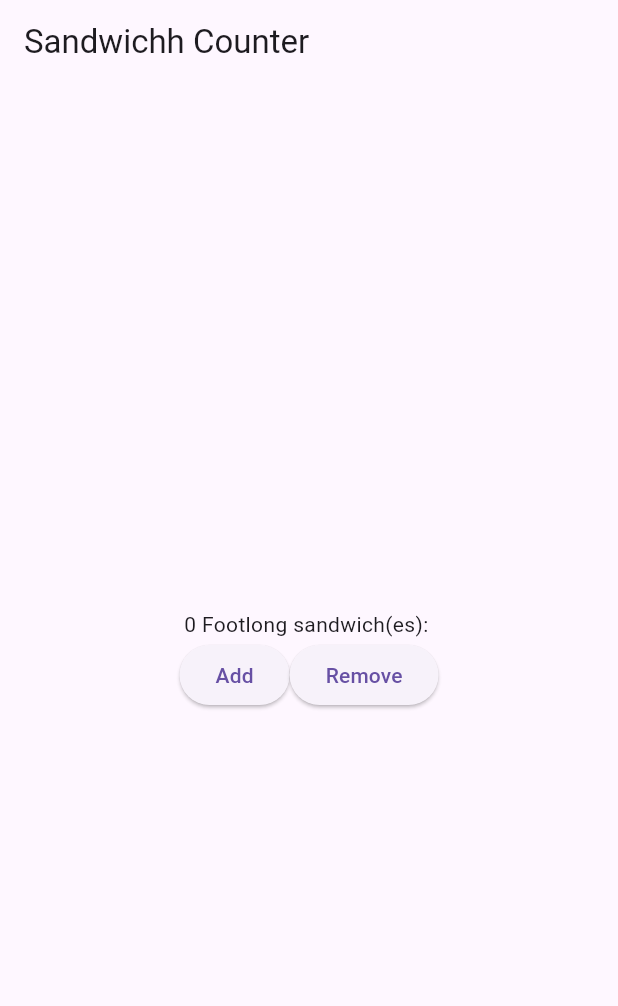
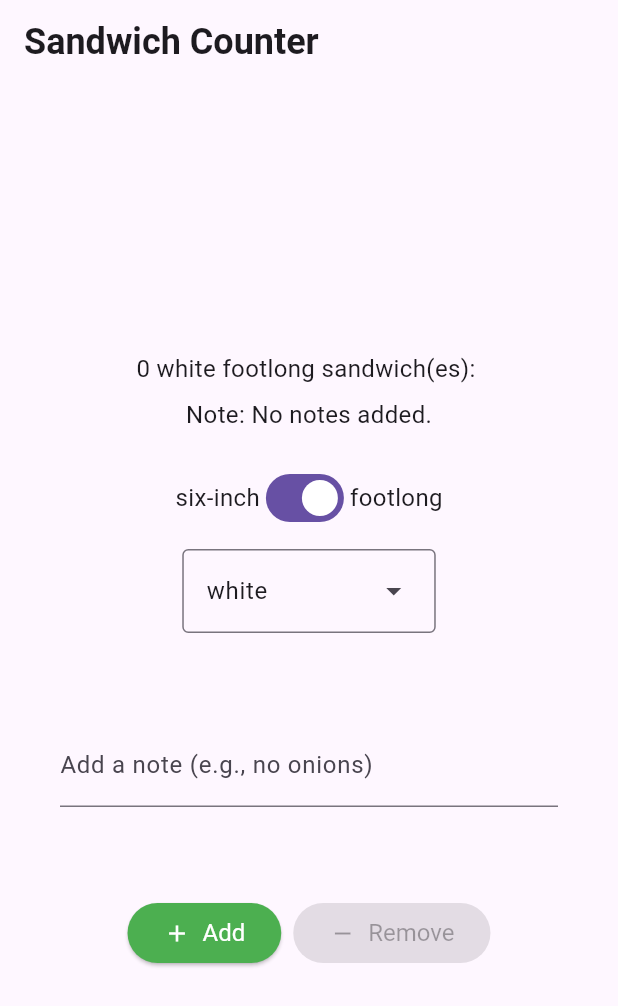
Before and after one commit to rzxv/sandwich_shop, a Flutter app: the screen it shows after launch, on a phone screen of 412 x 824 dp. Shown: the top 1006 px of the screen. Run offline on Flutter 3.47's test engine with Material 3 defaults, Android fonts, the phone set to English and light mode, and no system bars.

Commit message:
Updated main, added app styles file and restructered lib folder

```diff
--- a/lib/main.dart
+++ b/lib/main.dart
@@ -1,4 +1,7 @@
 import 'package:flutter/material.dart';
+import 'views/app_styles.dart';
+
+enum BreadType { white, wheat, wholemeal }
 
 void main() {
   runApp(const App());
@@ -29,38 +32,133 @@ class OrderScreen extends StatefulWidget {
 
 class _OrderScreenState extends State<OrderScreen> {
   int _quantity = 0;
+  final TextEditingController _notesController = TextEditingController();
+  bool _isFootlong = true;
+  BreadType _selectedBreadType = BreadType.white;
 
-  void _increaseQuantity() {
+  @override
+  void initState() {
+    super.initState();
+    _notesController.addListener(() {
+      setState(() {});
+    });
+  }
+
+  @override
+  void dispose() {
+    _notesController.dispose();
+    super.dispose();
+  }
+
+  VoidCallback? _getIncreaseCallback() {
     if (_quantity < widget.maxQuantity) {
-      setState(() => _quantity++);
+      return () {
+        setState(() => _quantity++);
+      };
+    }
+    return null;
+  }
+
+  VoidCallback? _getDecreaseCallback() {
+    if (_quantity > 0) {
+      return () {
+        setState(() => _quantity--);
+      };
+    }
+    return null;
+  }
+
+  void _onSandwichTypeChanged(bool value) {
+    setState(() => _isFootlong = value);
+  }
+
+  void _onBreadTypeSelected(BreadType? value) {
+    if (value != null) {
+      setState(() => _selectedBreadType = value);
     }
   }
 
-  void _decreaseQuantity() {
-    if (_quantity > 0) {
-      setState(() => _quantity--);
+  List<DropdownMenuEntry<BreadType>> _buildDropdownEntries() {
+    List<DropdownMenuEntry<BreadType>> entries = [];
+    for (BreadType bread in BreadType.values) {
+      DropdownMenuEntry<BreadType> newEntry = DropdownMenuEntry<BreadType>(
+        value: bread,
+        label: bread.name,
+      );
+      entries.add(newEntry);
     }
+    return entries;
   }
 
   @override
   Widget build(BuildContext context) {
+    String sandwichType = 'footlong';
+    if (!_isFootlong) {
+      sandwichType = 'six-inch';
+    }
+
+    String noteForDisplay;
+    if (_notesController.text.isEmpty) {
+      noteForDisplay = 'No notes added.';
+    } else {
+      noteForDisplay = _notesController.text;
+    }
+
     return Scaffold(
-      appBar: AppBar(title: const Text('Sandwichh Counter')),
+      appBar: AppBar(title: const Text('Sandwich Counter', style: heading1)),
       body: Center(
         child: Column(
           mainAxisAlignment: MainAxisAlignment.center,
           children: <Widget>[
-            OrderItemDisplay(_quantity, 'Footlong'),
+            OrderItemDisplay(
+              quantity: _quantity,
+              itemType: sandwichType,
+              breadType: _selectedBreadType,
+              orderNote: noteForDisplay,
+            ),
+            const SizedBox(height: 20),
             Row(
               mainAxisAlignment: MainAxisAlignment.center,
               children: [
-                ElevatedButton(
-                  onPressed: _increaseQuantity,
-                  child: const Text('Add'),
+                const Text('six-inch', style: normalText),
+                Switch(value: _isFootlong, onChanged: _onSandwichTypeChanged),
+                const Text('footlong', style: normalText),
+              ],
+            ),
+            const SizedBox(height: 10),
+            DropdownMenu<BreadType>(
+              textStyle: normalText,
+              initialSelection: _selectedBreadType,
+              onSelected: _onBreadTypeSelected,
+              dropdownMenuEntries: _buildDropdownEntries(),
+            ),
+            const SizedBox(height: 20),
+            Padding(
+              padding: const EdgeInsets.all(40.0),
+              child: TextField(
+                key: const Key('notes_textfield'),
+                controller: _notesController,
+                decoration: const InputDecoration(
+                  labelText: 'Add a note (e.g., no onions)',
                 ),
-                ElevatedButton(
-                  onPressed: _decreaseQuantity,
-                  child: const Text('Remove'),
+              ),
+            ),
+            const SizedBox(height: 20),
+            Row(
+              mainAxisAlignment: MainAxisAlignment.center,
+              children: [
+                StyledButton(
+                  onPressed: _getIncreaseCallback(),
+                  icon: Icons.add,
+                  label: 'Add',
+                  backgroundColor: Colors.green,
+                ),
+                const SizedBox(width: 8),
+                StyledButton(
+                  onPressed: _getDecreaseCallback(),
+                  icon: Icons.remove,
+                  label: 'Remove',
+                  backgroundColor: Colors.red,
                 ),
               ],
             ),
@@ -71,14 +169,61 @@ class _OrderScreenState extends State<OrderScreen> {
   }
 }
 
+class StyledButton extends StatelessWidget {
+  final VoidCallback? onPressed;
+  final IconData icon;
+  final String label;
+  final Color backgroundColor;
+
+  const StyledButton({
+    super.key,
+    required this.onPressed,
+    required this.icon,
+    required this.label,
+    required this.backgroundColor,
+  });
+
+  @override
+  Widget build(BuildContext context) {
+    ButtonStyle myButtonStyle = ElevatedButton.styleFrom(
+      backgroundColor: backgroundColor,
+      foregroundColor: Colors.white,
+      textStyle: normalText,
+    );
+
+    return ElevatedButton(
+      onPressed: onPressed,
+      style: myButtonStyle,
+      child: Row(children: [Icon(icon), const SizedBox(width: 8), Text(label)]),
+    );
+  }
+}
+
 class OrderItemDisplay extends StatelessWidget {
   final int quantity;
   final String itemType;
+  final BreadType breadType;
+  final String orderNote;
 
-  const OrderItemDisplay(this.quantity, this.itemType, {super.key});
+  const OrderItemDisplay({
+    super.key,
+    required this.quantity,
+    required this.itemType,
+    required this.breadType,
+    required this.orderNote,
+  });
 
   @override
   Widget build(BuildContext context) {
-    return Text('$quantity $itemType sandwich(es): ${'🥪' * quantity}');
+    String displayText =
+        '$quantity ${breadType.name} $itemType sandwich(es): ${'🥪' * quantity}';
+
+    return Column(
+      children: [
+        Text(displayText, style: normalText),
+        const SizedBox(height: 8),
+        Text('Note: $orderNote', style: normalText),
+      ],
+    );
   }
 }
--- /dev/null
+++ b/lib/views/app_styles.dart
@@ -0,0 +1,5 @@
+import 'package:flutter/material.dart';
+
+const TextStyle normalText = TextStyle(fontSize: 16);
+
+const heading1 = TextStyle(fontSize: 24, fontWeight: FontWeight.bold);
```
